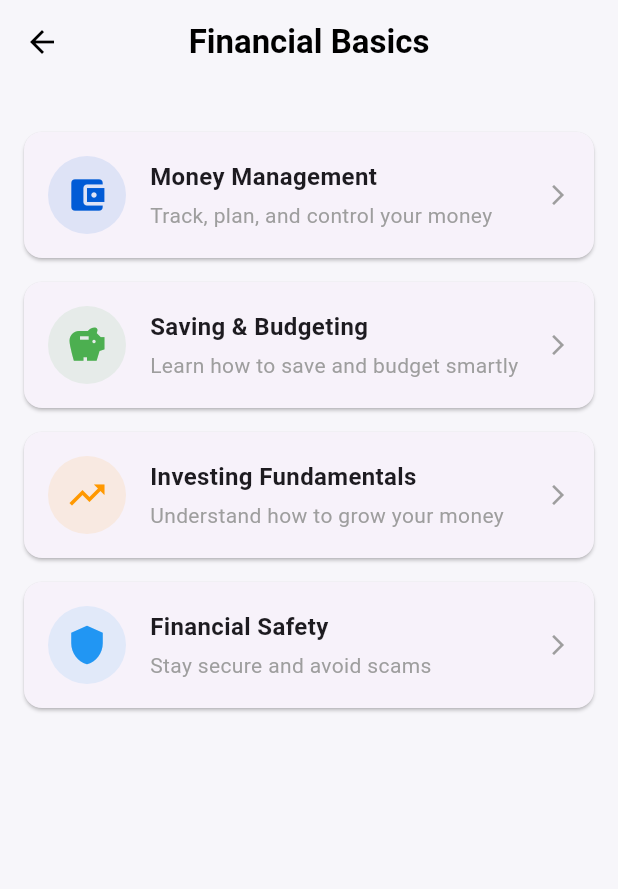
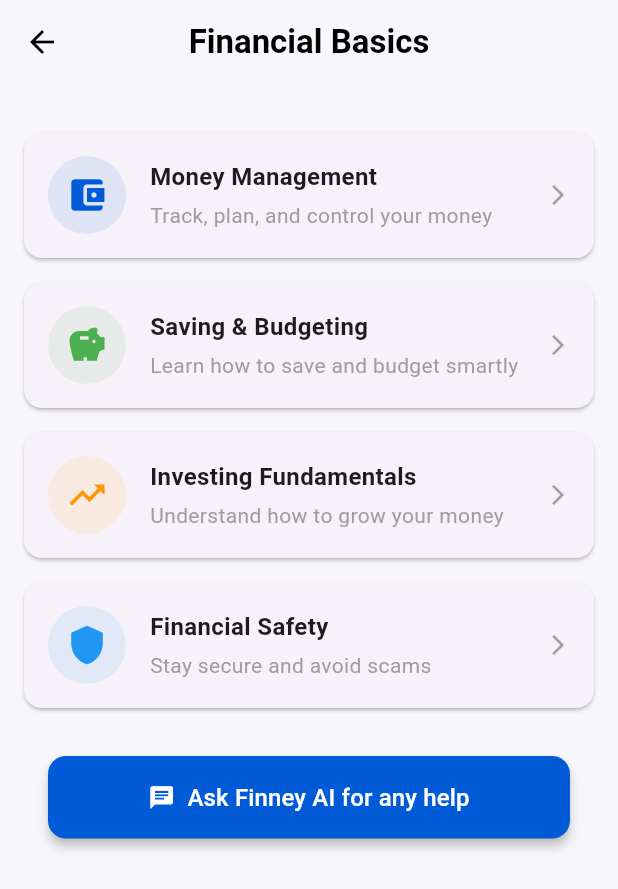
Before and after one commit to ngohainnam/Finney-Financial-Management-App, a Flutter app: the Learn screen opened directly, on a phone screen of 412 x 824 dp. Shown: the top 889 px of the screen. Run offline on Flutter 3.47's test engine with Material 3 defaults, Android fonts, the phone set to English and light mode, and no system bars; our stand-ins replace cloud_firestore, dash_chat_2, firebase_auth, firebase_core, fl_chart, flutter_gemini and 7 more; accounts and stored records are empty; generated files the repository leaves out were written again; Roboto replaces fonts that are missing (Poppins).

Commit message:
Update learn.dart
added ai, updated with links

```diff
--- a/lib/pages/5-learn/learn.dart
+++ b/lib/pages/5-learn/learn.dart
@@ -1,6 +1,9 @@
 import 'package:flutter/material.dart';
 import 'package:url_launcher/url_launcher.dart';
 import 'package:finney/assets/theme/app_color.dart';
+import 'package:finney/pages/2-chatbot/chatbot.dart'; // Ensure this import is correct and the file exists
+// Ensure ChatbotPage is defined in the imported file
+import 'package:finney/assets/widgets/common/app_navbar.dart';
 
 class Learn extends StatelessWidget {
   const Learn({super.key});
@@ -55,7 +58,35 @@ class Learn extends StatelessWidget {
             color: Colors.blue,
             onTap: () => _navigateToSafety(context),
           ),
+          _buildAIAssistantButton(context),
         ],
+      ),
+    );
+  }
+
+  Widget _buildAIAssistantButton(BuildContext context) {
+    return Padding(
+      padding: const EdgeInsets.all(16.0),
+      child: ElevatedButton.icon(
+        icon: const Icon(Icons.chat, color: Colors.white),
+        label: const Text(
+          'Ask Finney AI for any help',
+          style: TextStyle(color: Colors.white, fontSize: 16),
+        ),
+        style: ElevatedButton.styleFrom(
+          backgroundColor: AppColors.primary,
+          padding: const EdgeInsets.symmetric(vertical: 16, horizontal: 24),
+          shape: RoundedRectangleBorder(
+            borderRadius: BorderRadius.circular(12),
+          ),
+          elevation: 3,
+        ),
+        onPressed: () {
+          Navigator.push(
+            context,
+            MaterialPageRoute(builder: (context) => const Chatbot()),
+          );
+        },
       ),
     );
   }
@@ -365,6 +396,17 @@ class SectionDetailPage extends StatelessWidget {
           ],
         ),
       ),
+      floatingActionButton: FloatingActionButton.extended(
+        onPressed: () {
+          Navigator.push(
+            context,
+            MaterialPageRoute(builder: (context) => const Chatbot()),
+          );
+        },
+        icon: const Icon(Icons.chat),
+        label: const Text('AI Assistant'),
+        backgroundColor: AppColors.primary,
+      ),
     );
   }
 }
```
